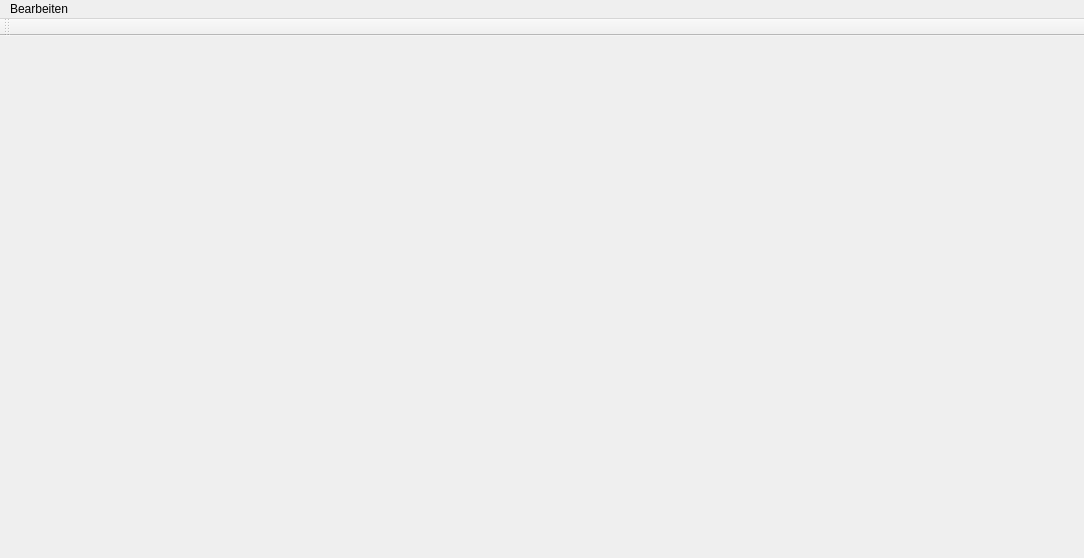
This is frontend/Headcookerwindow.ui in Indidev/headcooker as Qt 5 draws it before an edit. The edited form follows.
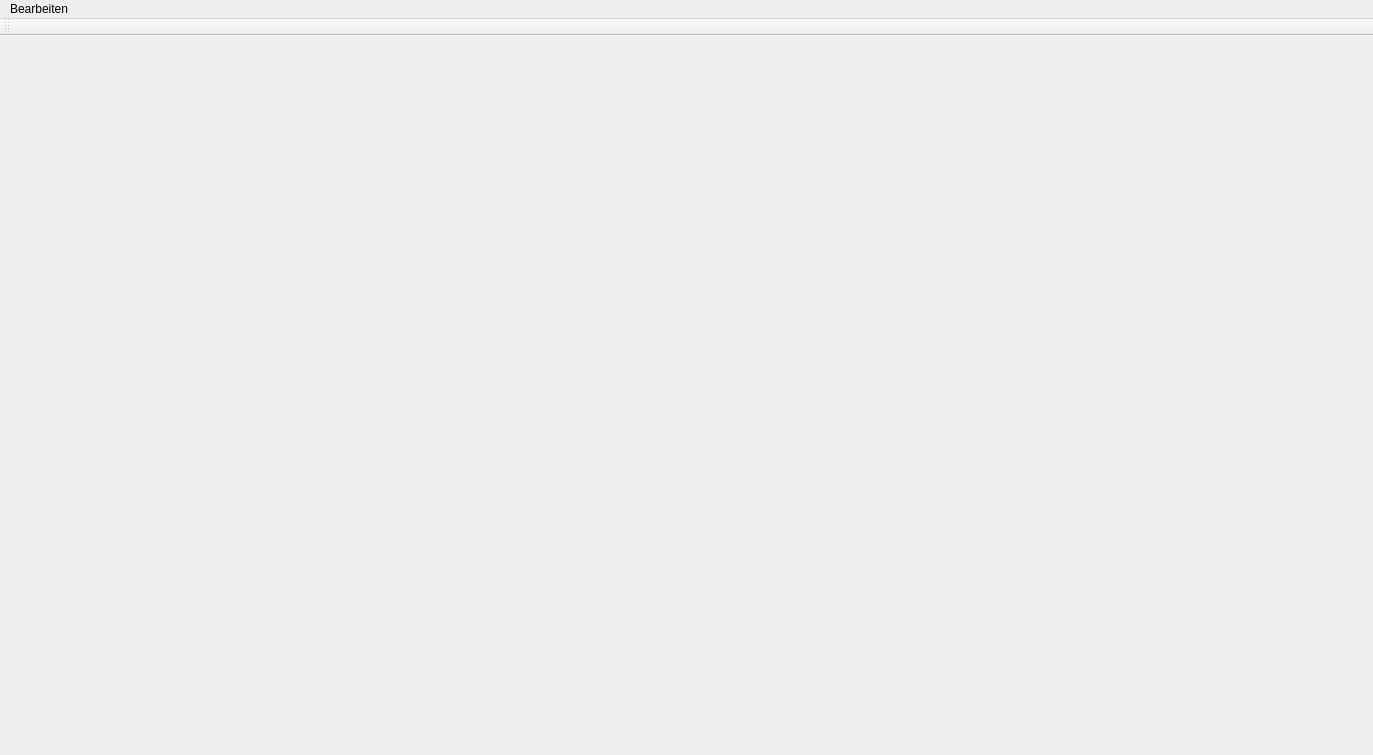
This is the edited form.

What changed in the file:
```diff
--- a/frontend/Headcookerwindow.ui
+++ b/frontend/Headcookerwindow.ui
@@ -6,8 +6,8 @@
    <rect>
     <x>0</x>
     <y>0</y>
-    <width>1084</width>
-    <height>558</height>
+    <width>1373</width>
+    <height>755</height>
    </rect>
   </property>
   <property name="contextMenuPolicy">
@@ -40,7 +40,7 @@
     <rect>
      <x>0</x>
      <y>0</y>
-     <width>1084</width>
+     <width>1373</width>
      <height>27</height>
     </rect>
    </property>
```
